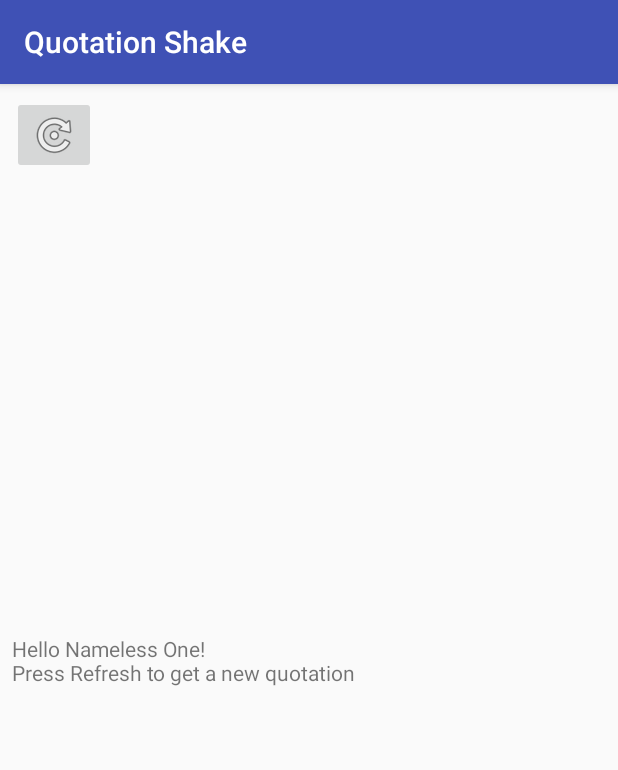
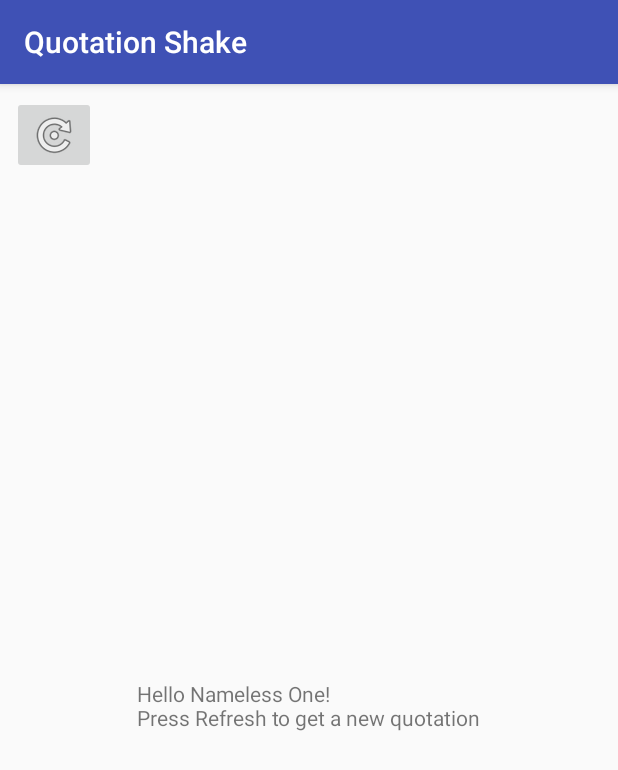
Before and after one commit to Guimonto/Seminario2, an Android app: the screen it shows after launch (QuotationActivity), after a tap on "GET QUOTATIONS", on a phone screen of 412 x 824 dp. Shown: the top 770 px of the screen. Run offline under Robolectric (Android 15) with nearby library versions, the phone set to English and light mode, and no system bars.

```diff
--- a/app/src/main/AndroidManifest.xml
+++ b/app/src/main/AndroidManifest.xml
@@ -36,7 +36,8 @@
         </activity>
         <activity
             android:name=".QuotationActivity"
-            android:label="@string/quotation" />
+            android:label="@string/quotation">
+        </activity>
     </application>
 
 </manifest>
--- a/app/src/main/java/labs/sem03a/seminario2/DashboardActivity.java
+++ b/app/src/main/java/labs/sem03a/seminario2/DashboardActivity.java
@@ -28,11 +28,6 @@ public class DashboardActivity extends AppCompatActivity {
 
         switch (v.getId()){
 
-            case R.id.button1:
-                Intent quotation = new Intent(this, QuotationActivity.class);
-                startActivity(quotation);
-                break;
-
             case R.id.button2:
                 Intent fav = new Intent(this, FavouriteActivity.class);
                 startActivity(fav);
@@ -47,6 +42,11 @@ public class DashboardActivity extends AppCompatActivity {
                 Intent abo = new Intent(this, AboutActivity.class);
                 startActivity(abo);
                 break;
+
+            case R.id.button1:
+                Intent quotation = new Intent(this, QuotationActivity.class);
+                startActivity(quotation);
+                break;
         }
     }
 }
--- a/app/src/main/res/layout/activity_quotation.xml
+++ b/app/src/main/res/layout/activity_quotation.xml
@@ -5,6 +5,16 @@
     android:layout_width="match_parent"
     android:layout_height="match_parent"
     tools:context="labs.sem03a.seminario2.QuotationActivity">
+
+    <ImageButton
+        android:id="@+id/imageButton"
+        android:layout_width="wrap_content"
+        android:layout_height="wrap_content"
+        android:layout_marginStart="8dp"
+        android:layout_marginTop="8dp"
+        app:layout_constraintStart_toStartOf="parent"
+        app:layout_constraintTop_toTopOf="parent"
+        app:srcCompat="@android:drawable/ic_menu_rotate" />
 
     <TextView
         android:id="@+id/textViewQuot"
@@ -31,30 +41,15 @@
         app:layout_constraintStart_toStartOf="parent"
         app:layout_constraintTop_toTopOf="parent" />
 
-
-    <ImageButton
-        android:id="@+id/imageButton"
+    <ScrollView
+        android:id="@+id/scrollView2"
         android:layout_width="wrap_content"
         android:layout_height="wrap_content"
-        android:layout_marginStart="8dp"
-        android:layout_marginTop="8dp"
-        app:layout_constraintStart_toStartOf="parent"
-        app:layout_constraintTop_toTopOf="parent"
-        app:srcCompat="@android:drawable/ic_menu_rotate" />
-
-    <ScrollView
-        android:id="@+id/scrollView2"
-        android:layout_width="0dp"
-        android:layout_height="wrap_content"
-        android:layout_marginBottom="8dp"
-        android:layout_marginEnd="8dp"
-        android:layout_marginStart="8dp"
-        android:layout_marginTop="8dp"
         app:layout_constraintBottom_toBottomOf="parent"
         app:layout_constraintEnd_toEndOf="parent"
         app:layout_constraintHorizontal_bias="0.5"
         app:layout_constraintStart_toStartOf="parent"
-        app:layout_constraintTop_toTopOf="parent">
+        app:layout_constraintTop_toBottomOf="@+id/imageButton">
 
         <TextView
             android:id="@+id/textViewScroll"
@@ -62,6 +57,5 @@
             android:layout_height="wrap_content"
             android:text="@string/hello" />
 
-
     </ScrollView>
 </android.support.constraint.ConstraintLayout>
```
Also changed, not shown: app/src/main/res/layout/activity_about.xml (+6 -1 lines), 1 other file.
